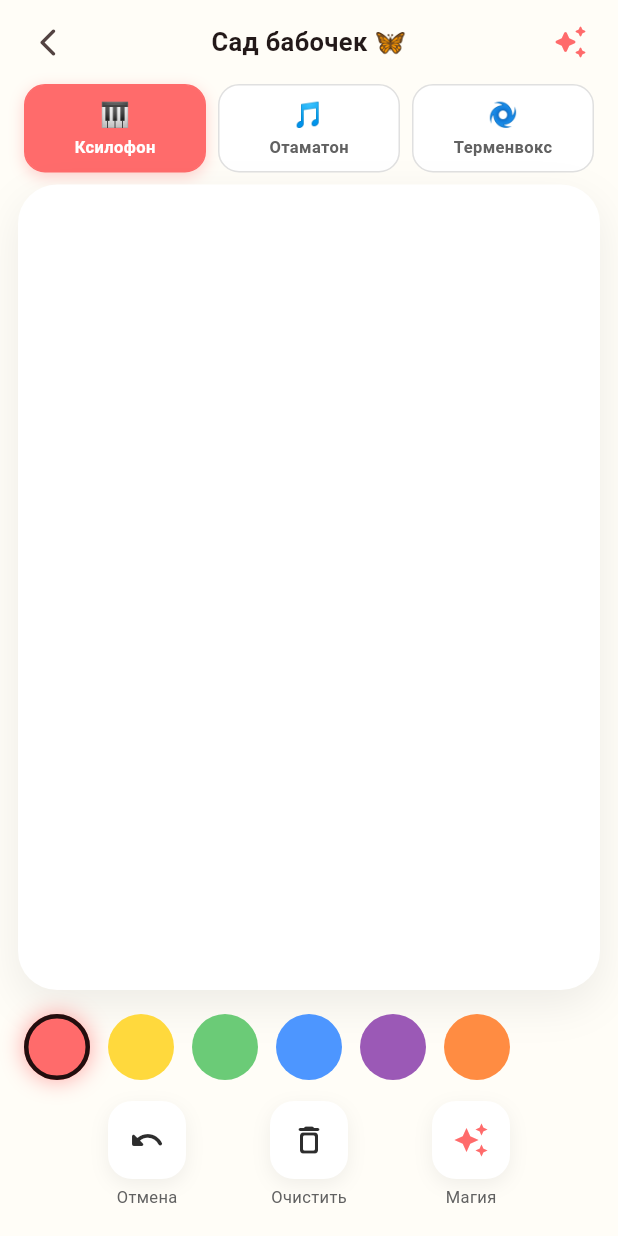
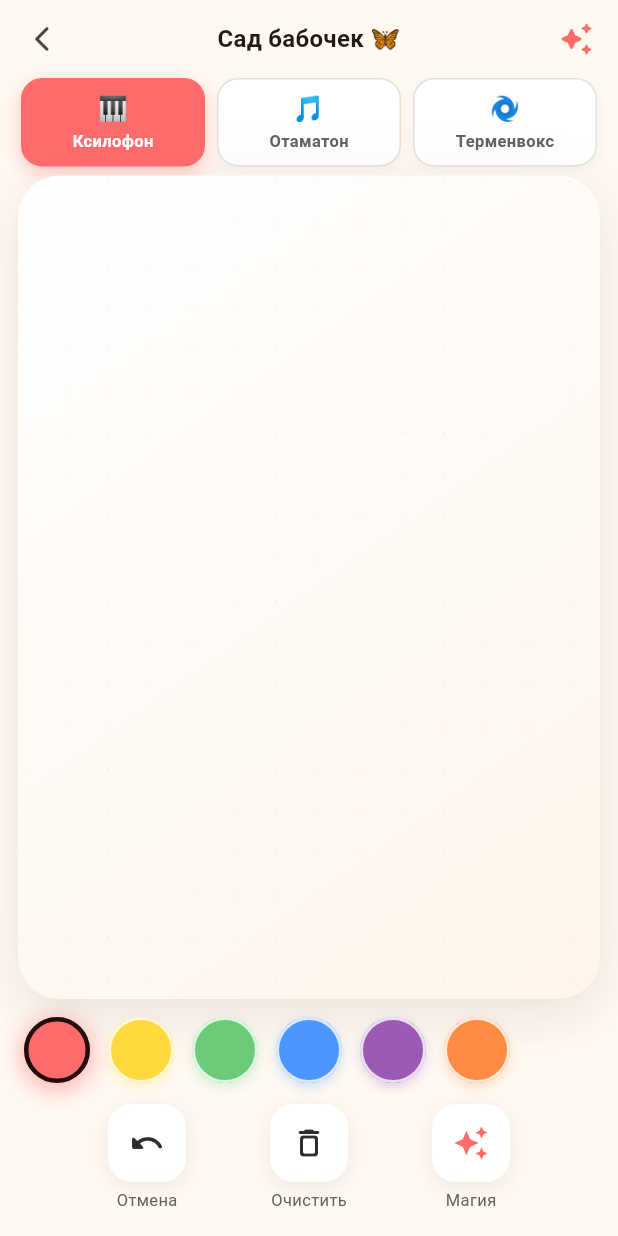
Before and after one commit to demospodkos/volshebnyy-karandash, a Flutter app: the screen it shows after launch, after a tap on "Сад бабочек", on a phone screen of 412 x 824 dp. Run offline on Flutter 3.47's test engine with Material 3 defaults, Android fonts, the phone set to English and light mode, and no system bars; our stand-ins replace audioplayers.

Commit message:
Smoother strokes, glow, paper texture; sound by distance traveled

```diff
--- a/lib/screens/drawing_screen.dart
+++ b/lib/screens/drawing_screen.dart
@@ -1,3 +1,4 @@
+import 'dart:ui' as ui;
 import 'package:flutter/material.dart';
 import '../services/sound_service.dart';
 import '../services/ai_service.dart';
@@ -6,7 +7,6 @@ import '../widgets/magic_overlay.dart';
 
 class DrawingScreen extends StatefulWidget {
   final String worldId;
-
   const DrawingScreen({super.key, required this.worldId});
 
   @override
@@ -18,9 +18,10 @@ class _DrawingScreenState extends State<DrawingScreen>
   final List<_Stroke> _strokes = [];
   _Stroke? _currentStroke;
   Color _currentColor = const Color(0xFFFF6B6B);
-  final double _strokeWidth = 9.0;
+  final double _baseWidth = 10.0;
   Offset? _lastPoint;
   DateTime? _lastTime;
+  double _traveled = 0; // distance since last sound tick
 
   final SoundService _sound = SoundService();
   final AiService _ai = AiService();
@@ -68,7 +69,7 @@ class _DrawingScreenState extends State<DrawingScreen>
       _instrument = inst;
       _sound.instrument = inst;
     });
-    _sound.playColorNote(_currentColor, velocity: 0.7, speed: 0.5);
+    _sound.playColorNote(_currentColor, velocity: 0.75, speed: 0.5);
   }
 
   void _onPanStart(DragStartDetails details) {
@@ -76,17 +77,19 @@ class _DrawingScreenState extends State<DrawingScreen>
     final pos = details.localPosition;
     _lastPoint = pos;
     _lastTime = DateTime.now();
+    _traveled = 0;
+
     setState(() {
       _currentStroke = _Stroke(
         color: _currentColor,
-        width: _strokeWidth,
+        widths: [_baseWidth],
         points: [pos],
       );
       _strokes.add(_currentStroke!);
     });
-    // Start continuous sound for the whole stroke
-    _sound.startDrawing(_currentColor, speed: 0.4);
-    _particles.emit(origin: pos, color: _currentColor, count: 6, speed: 50);
+
+    _sound.startDrawing(_currentColor, speed: 0.5);
+    _particles.emit(origin: pos, color: _currentColor, count: 10, speed: 70);
   }
 
   void _onPanUpdate(DragUpdateDetails details) {
@@ -94,33 +97,48 @@ class _DrawingScreenState extends State<DrawingScreen>
     final pos = details.localPosition;
     final now = DateTime.now();
 
-    double speed = 0.5;
+    double speed = 0.4;
+    double dist = 0;
     if (_lastPoint != null && _lastTime != null) {
+      dist = (pos - _lastPoint!).distance;
       final dt =
           now.difference(_lastTime!).inMilliseconds.clamp(1, 200) / 1000.0;
-      final dist = (pos - _lastPoint!).distance;
-      speed = (dist / dt / 800).clamp(0.0, 1.0);
+      speed = (dist / dt / 700).clamp(0.0, 1.0);
     }
-    _lastPoint = pos;
-    _lastTime = now;
+
+    // Variable width: faster = slightly thinner
+    final w = (_baseWidth * (1.15 - speed * 0.35)).clamp(6.0, 14.0);
 
     setState(() {
       _currentStroke!.points.add(pos);
+      _currentStroke!.widths.add(w);
     });
 
-    // Keep sound playing the entire time the finger moves
-    _sound.whileDrawing(_currentColor, speed: speed);
+    _traveled += dist;
+    // Sound tied to distance traveled (~12 px) — stable continuous feel
+    if (_traveled >= 12) {
+      _traveled = 0;
+      _sound.whileDrawing(_currentColor, speed: speed);
+    }
 
-    if (_currentStroke!.points.length % 4 == 0) {
-      _particles.emit(origin: pos, color: _currentColor, count: 2, speed: 30);
+    if (_currentStroke!.points.length % 3 == 0) {
+      _particles.emit(
+        origin: pos,
+        color: _currentColor,
+        count: 3,
+        speed: 25 + speed * 40,
+      );
     }
+
+    _lastPoint = pos;
+    _lastTime = now;
   }
 
   void _onPanEnd(DragEndDetails details) {
     _currentStroke = null;
     _lastPoint = null;
     _lastTime = null;
-    // Stop sound when finger lifts
+    _traveled = 0;
     _sound.stopDrawing();
   }
 
@@ -136,7 +154,6 @@ class _DrawingScreenState extends State<DrawingScreen>
 
   Future<void> _runMagic() async {
     if (_isTransforming || _strokes.isEmpty) return;
-
     setState(() => _isTransforming = true);
     await _sound.stopDrawing();
 
@@ -151,7 +168,6 @@ class _DrawingScreenState extends State<DrawingScreen>
     );
 
     if (!mounted) return;
-
     setState(() => _isTransforming = false);
     await _sound.playSuccess();
 
@@ -161,28 +177,27 @@ class _DrawingScreenState extends State<DrawingScreen>
       barrierLabel: 'magic',
       barrierColor: Colors.transparent,
       transitionDuration: const Duration(milliseconds: 300),
-      pageBuilder: (_, __, ___) {
-        return MagicOverlay(
-          result: result,
-          onDismiss: () => Navigator.of(context).pop(),
-        );
-      },
+      pageBuilder: (_, __, ___) => MagicOverlay(
+        result: result,
+        onDismiss: () => Navigator.of(context).pop(),
+      ),
     );
   }
 
   @override
   Widget build(BuildContext context) {
     return Scaffold(
-      backgroundColor: const Color(0xFFFFFDF7),
+      backgroundColor: const Color(0xFFFFF9F2),
       body: SafeArea(
         child: Column(
           children: [
+            // Top bar
             Padding(
-              padding: const EdgeInsets.fromLTRB(8, 4, 8, 0),
+              padding: const EdgeInsets.fromLTRB(4, 2, 4, 0),
               child: Row(
                 children: [
                   IconButton(
-                    icon: const Icon(Icons.arrow_back_ios_new_rounded, size: 22),
+                    icon: const Icon(Icons.arrow_back_ios_new_rounded, size: 20),
                     onPressed: () => Navigator.pop(context),
                   ),
                   Expanded(
@@ -190,8 +205,9 @@ class _DrawingScreenState extends State<DrawingScreen>
                       _worldTitle(widget.worldId),
                       textAlign: TextAlign.center,
                       style: const TextStyle(
-                        fontSize: 17,
-                        fontWeight: FontWeight.w600,
+                        fontSize: 16,
+                        fontWeight: FontWeight.w700,
+                        letterSpacing: 0.2,
                       ),
                     ),
                   ),
@@ -209,8 +225,10 @@ class _DrawingScreenState extends State<DrawingScreen>
                 ],
               ),
             ),
+
+            // Instruments
             Padding(
-              padding: const EdgeInsets.symmetric(horizontal: 16, vertical: 4),
+              padding: const EdgeInsets.fromLTRB(14, 2, 14, 4),
               child: Row(
                 children: [
                   _InstrumentChip(
@@ -236,24 +254,39 @@ class _DrawingScreenState extends State<DrawingScreen>
                 ],
               ),
             ),
+
+            // Canvas
             Expanded(
               child: Container(
-                margin: const EdgeInsets.fromLTRB(12, 4, 12, 8),
+                margin: const EdgeInsets.fromLTRB(12, 2, 12, 6),
                 decoration: BoxDecoration(
-                  color: Colors.white,
-                  borderRadius: BorderRadius.circular(26),
+                  gradient: const LinearGradient(
+                    begin: Alignment.topLeft,
+                    end: Alignment.bottomRight,
+                    colors: [Color(0xFFFFFFFF), Color(0xFFFFF5EB)],
+                  ),
+                  borderRadius: BorderRadius.circular(28),
                   boxShadow: [
                     BoxShadow(
-                      color: Colors.black.withOpacity(0.07),
-                      blurRadius: 24,
-                      offset: const Offset(0, 10),
+                      color: Colors.black.withOpacity(0.08),
+                      blurRadius: 28,
+                      offset: const Offset(0, 12),
+                    ),
+                    BoxShadow(
+                      color: const Color(0xFFFF6B6B).withOpacity(0.06),
+                      blurRadius: 40,
+                      spreadRadius: -4,
                     ),
                   ],
                 ),
                 child: ClipRRect(
-                  borderRadius: BorderRadius.circular(26),
+                  borderRadius: BorderRadius.circular(28),
                   child: Stack(
                     children: [
+                      // soft paper texture hint
+                      Positioned.fill(
+                        child: CustomPaint(painter: _PaperPainter()),
+                      ),
                       GestureDetector(
                         onPanStart: _onPanStart,
                         onPanUpdate: _onPanUpdate,
@@ -274,8 +307,10 @@ class _DrawingScreenState extends State<DrawingScreen>
                 ),
               ),
             ),
-            Container(
-              padding: const EdgeInsets.fromLTRB(16, 6, 16, 18),
+
+            // Palette + tools
+            Padding(
+              padding: const EdgeInsets.fromLTRB(16, 4, 16, 16),
               child: Column(
                 children: [
                   SizedBox(
@@ -290,26 +325,26 @@ class _DrawingScreenState extends State<DrawingScreen>
                         return GestureDetector(
                           onTap: () => setState(() => _currentColor = color),
                           child: AnimatedContainer(
-                            duration: const Duration(milliseconds: 200),
+                            duration: const Duration(milliseconds: 180),
                             width: 44,
                             height: 44,
                             decoration: BoxDecoration(
                               color: color,
                               shape: BoxShape.circle,
                               border: Border.all(
-                                color:
-                                    selected ? Colors.black87 : Colors.transparent,
-                                width: 3,
+                                color: selected
+                                    ? Colors.black87
+                                    : Colors.white.withOpacity(0.8),
+                                width: selected ? 3 : 2,
                               ),
-                              boxShadow: selected
-                                  ? [
-                                      BoxShadow(
-                                        color: color.withOpacity(0.55),
-                                        blurRadius: 12,
-                                        spreadRadius: 1,
-                                      )
-                                    ]
-                                  : null,
+                              boxShadow: [
+                                BoxShadow(
+                                  color: color.withOpacity(selected ? 0.55 : 0.25),
+                                  blurRadius: selected ? 14 : 6,
+                                  spreadRadius: selected ? 1 : 0,
+                                  offset: const Offset(0, 3),
+                                ),
+                              ],
                             ),
                           ),
                         );
@@ -359,6 +394,8 @@ class _DrawingScreenState extends State<DrawingScreen>
   }
 }
 
+// ─── Widgets ───────────────────────────────────────────────
+
 class _InstrumentChip extends StatelessWidget {
   final String label;
   final String emoji;
@@ -389,12 +426,18 @@ class _InstrumentChip extends StatelessWidget {
             boxShadow: selected
                 ? [
                     BoxShadow(
-                      color: const Color(0xFFFF6B6B).withOpacity(0.3),
-                      blurRadius: 8,
-                      offset: const Offset(0, 3),
+                      color: const Color(0xFFFF6B6B).withOpacity(0.35),
+                      blurRadius: 10,
+                      offset: const Offset(0, 4),
                     )
                   ]
-                : null,
+                : [
+                    BoxShadow(
+                      color: Colors.black.withOpacity(0.04),
+                      blurRadius: 6,
+                      offset: const Offset(0, 2),
+                    )
+                  ],
           ),
           child: Column(
             children: [
@@ -414,45 +457,6 @@ class _InstrumentChip extends StatelessWidget {
       ),
     );
   }
-}
-
-class _Stroke {
-  final Color color;
-  final double width;
-  final List<Offset> points;
-  _Stroke({required this.color, required this.width, required this.points});
-}
-
-class _DrawingPainter extends CustomPainter {
-  final List<_Stroke> strokes;
-  _DrawingPainter(this.strokes);
-
-  @override
-  void paint(Canvas canvas, Size size) {
-    for (final stroke in strokes) {
-      if (stroke.points.isEmpty) continue;
-      final paint = Paint()
-        ..color = stroke.color
-        ..strokeWidth = stroke.width
-        ..strokeCap = StrokeCap.round
-        ..strokeJoin = StrokeJoin.round
-        ..style = PaintingStyle.stroke;
-
-      if (stroke.points.length == 1) {
-        canvas.drawCircle(stroke.points.first, stroke.width / 2, paint);
-        continue;
-      }
-      final path = Path()
-        ..moveTo(stroke.points.first.dx, stroke.points.first.dy);
-      for (int i = 1; i < stroke.points.length; i++) {
-        path.lineTo(stroke.points[i].dx, stroke.points[i].dy);
-      }
-      canvas.drawPath(path, paint);
-    }
-  }
-
-  @override
-  bool shouldRepaint(covariant _DrawingPainter oldDelegate) => true;
 }
 
 class _ToolButton extends StatelessWidget {
@@ -483,8 +487,8 @@ class _ToolButton extends StatelessWidget {
               borderRadius: BorderRadius.circular(16),
               boxShadow: [
                 BoxShadow(
-                  color: Colors.black.withOpacity(0.06),
-                  blurRadius: 10,
+                  color: Colors.black.withOpacity(0.07),
+                  blurRadius: 12,
                   offset: const Offset(0, 4),
                 ),
               ],
@@ -498,3 +502,88 @@ class _ToolButton extends StatelessWidget {
     );
   }
 }
+
+// ─── Drawing data ──────────────────────────────────────────
+
+class _Stroke {
+  final Color color;
+  final List<double> widths;
+  final List<Offset> points;
+  _Stroke({required this.color, required this.widths, required this.points});
+}
+
+class _DrawingPainter extends CustomPainter {
+  final List<_Stroke> strokes;
+  _DrawingPainter(this.strokes);
+
+  @override
+  void paint(Canvas canvas, Size size) {
+    for (final stroke in strokes) {
+      if (stroke.points.isEmpty) continue;
+
+      // Soft glow under the stroke
+      final glow = Paint()
+        ..color = stroke.color.withOpacity(0.22)
+        ..strokeCap = StrokeCap.round
+        ..strokeJoin = StrokeJoin.round
+        ..style = PaintingStyle.stroke
+        ..maskFilter = const MaskFilter.blur(BlurStyle.normal, 8);
+
+      final paint = Paint()
+        ..color = stroke.color
+        ..strokeCap = StrokeCap.round
+        ..strokeJoin = StrokeJoin.round
+        ..style = PaintingStyle.stroke;
+
+      if (stroke.points.length == 1) {
+        final w = stroke.widths.isNotEmpty ? stroke.widths.first : 10.0;
+        glow.strokeWidth = w + 6;
+        paint.strokeWidth = w;
+        canvas.drawCircle(stroke.points.first, w / 2, glow);
+        canvas.drawCircle(stroke.points.first, w / 2, paint);
+        continue;
+      }
+
+      // Smooth path with mid-point quadratic curves
+      final path = Path();
+      path.moveTo(stroke.points.first.dx, stroke.points.first.dy);
+      for (int i = 1; i < stroke.points.length; i++) {
+        final p0 = stroke.points[i - 1];
+        final p1 = stroke.points[i];
+        final mid = Offset((p0.dx + p1.dx) / 2, (p0.dy + p1.dy) / 2);
+        path.quadraticBezierTo(p0.dx, p0.dy, mid.dx, mid.dy);
+      }
+      path.lineTo(stroke.points.last.dx, stroke.points.last.dy);
+
+      final avgW = stroke.widths.isEmpty
+          ? 10.0
+          : stroke.widths.reduce((a, b) => a + b) / stroke.widths.length;
+
+      glow.strokeWidth = avgW + 8;
+      paint.strokeWidth = avgW;
+
+      canvas.drawPath(path, glow);
+      canvas.drawPath(path, paint);
+    }
+  }
+
+  @override
+  bool shouldRepaint(covariant _DrawingPainter old) => true;
+}
+
+class _PaperPainter extends CustomPainter {
+  @override
+  void paint(Canvas canvas, Size size) {
+    // very subtle dots for paper feel
+    final paint = Paint()..color = const Color(0x08000000);
+    const step = 28.0;
+    for (double x = 0; x < size.width; x += step) {
+      for (double y = 0; y < size.height; y += step) {
+        canvas.drawCircle(Offset(x + 4, y + 4), 0.8, paint);
+      }
+    }
+  }
+
+  @override
+  bool shouldRepaint(covariant CustomPainter oldDelegate) => false;
+}
```
